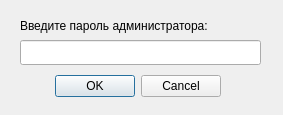
ThirdOfPM/shake-it, file adminlogdialog.ui: the form before one commit.
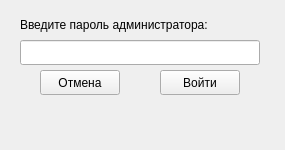
The form after the commit.

```diff
--- a/adminlogdialog.ui
+++ b/adminlogdialog.ui
@@ -1,53 +1,37 @@
 <?xml version="1.0" encoding="UTF-8"?>
 <ui version="4.0">
  <class>AdminLogDialog</class>
- <widget class="QDialog" name="AdminLogDialog">
+ <widget class="QWidget" name="AdminLogDialog">
   <property name="geometry">
    <rect>
     <x>0</x>
     <y>0</y>
-    <width>283</width>
-    <height>115</height>
+    <width>285</width>
+    <height>150</height>
    </rect>
   </property>
   <property name="minimumSize">
    <size>
-    <width>283</width>
-    <height>115</height>
+    <width>285</width>
+    <height>150</height>
    </size>
   </property>
   <property name="maximumSize">
    <size>
-    <width>283</width>
-    <height>115</height>
+    <width>285</width>
+    <height>150</height>
    </size>
   </property>
   <property name="windowTitle">
    <string>Dialog</string>
   </property>
-  <widget class="QDialogButtonBox" name="buttonBox">
-   <property name="geometry">
-    <rect>
-     <x>50</x>
-     <y>70</y>
-     <width>171</width>
-     <height>32</height>
-    </rect>
-   </property>
-   <property name="orientation">
-    <enum>Qt::Horizontal</enum>
-   </property>
-   <property name="standardButtons">
-    <set>QDialogButtonBox::Cancel|QDialogButtonBox::Ok</set>
-   </property>
-  </widget>
   <widget class="QLabel" name="label">
    <property name="geometry">
     <rect>
      <x>20</x>
      <y>10</y>
-     <width>241</width>
-     <height>31</height>
+     <width>240</width>
+     <height>30</height>
     </rect>
    </property>
    <property name="text">
@@ -59,7 +43,7 @@
     <rect>
      <x>20</x>
      <y>40</y>
-     <width>241</width>
+     <width>240</width>
      <height>25</height>
     </rect>
    </property>
@@ -67,6 +51,48 @@
     <enum>QLineEdit::Password</enum>
    </property>
   </widget>
+  <widget class="QLabel" name="label_2">
+   <property name="geometry">
+    <rect>
+     <x>20</x>
+     <y>100</y>
+     <width>240</width>
+     <height>41</height>
+    </rect>
+   </property>
+   <property name="text">
+    <string/>
+   </property>
+   <property name="alignment">
+    <set>Qt::AlignCenter</set>
+   </property>
+  </widget>
+  <widget class="QPushButton" name="pushButton">
+   <property name="geometry">
+    <rect>
+     <x>40</x>
+     <y>70</y>
+     <width>80</width>
+     <height>25</height>
+    </rect>
+   </property>
+   <property name="text">
+    <string>Отмена</string>
+   </property>
+  </widget>
+  <widget class="QPushButton" name="pushButton_2">
+   <property name="geometry">
+    <rect>
+     <x>160</x>
+     <y>70</y>
+     <width>80</width>
+     <height>25</height>
+    </rect>
+   </property>
+   <property name="text">
+    <string>Войти</string>
+   </property>
+  </widget>
  </widget>
  <resources/>
  <connections>
```
Left out of the diff: 37 changed lines with no effect on the pictures.
